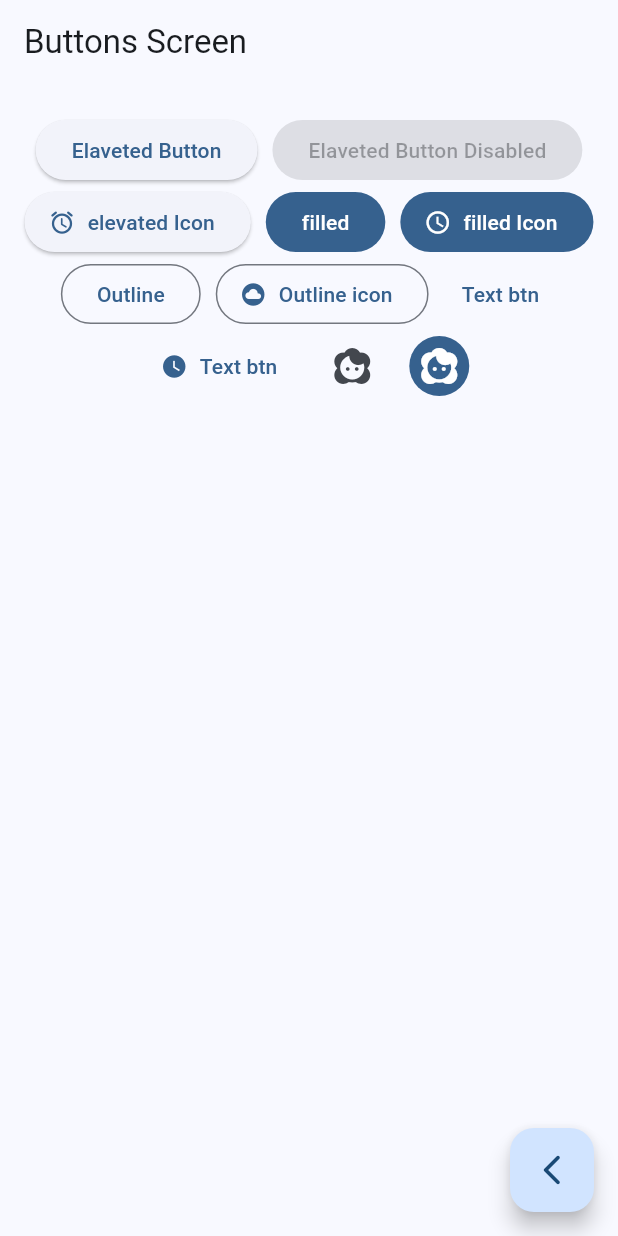
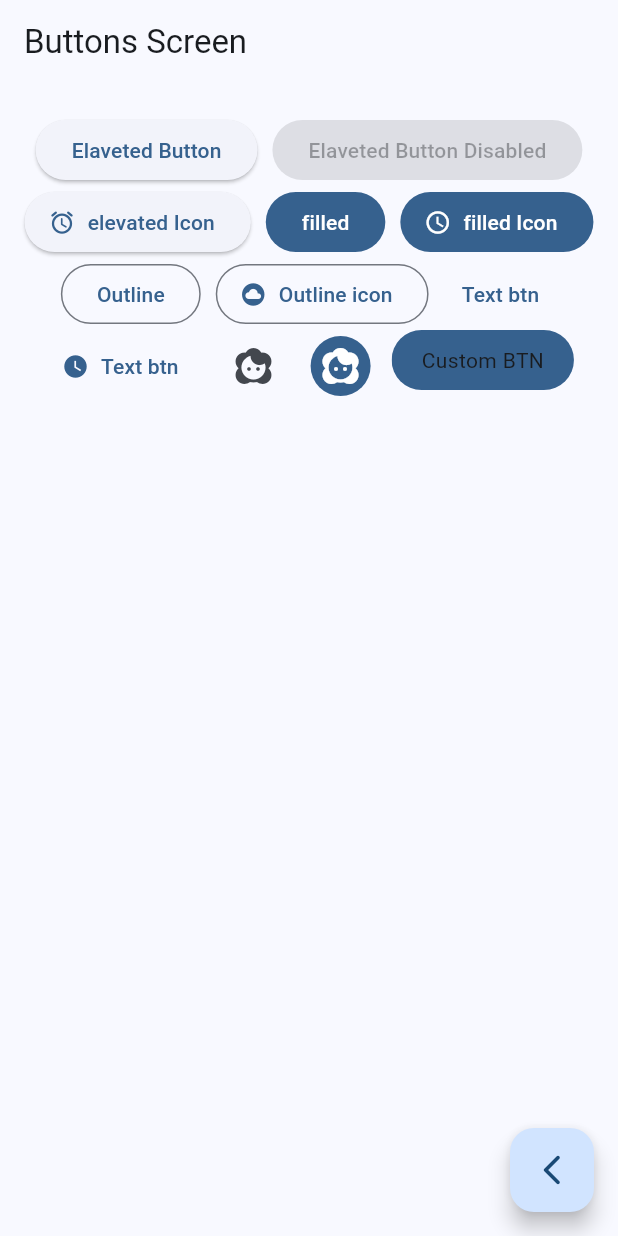
Before and after one commit to rabindranathfv/widget_app, a Flutter app: the ButtonsScreen screen opened by its route, on a phone screen of 412 x 824 dp. Run offline on Flutter 3.47's test engine with Material 3 defaults, Android fonts, the phone set to English and light mode, and no system bars; our stand-ins replace go_router.

Commit message:
implements custom button and screen for check many btns

```diff
--- a/lib/presentation/screens/buttons/buttons_screnn.dart
+++ b/lib/presentation/screens/buttons/buttons_screnn.dart
@@ -77,10 +77,35 @@
               style: ButtonStyle(
                   backgroundColor: WidgetStatePropertyAll(colors.primary),
                   iconColor: const WidgetStatePropertyAll(Colors.white)),
-            )
+            ),
+
+            // TODO: Custom Btn
+            const CustomButton(),
           ],
         ),
       ),
     );
   }
 }
+
+class CustomButton extends StatelessWidget {
+  const CustomButton({super.key});
+
+  @override
+  Widget build(BuildContext context) {
+    final colors = Theme.of(context).colorScheme;
+    return ClipRRect(
+      borderRadius: BorderRadius.circular(20),
+      child: Material(
+        color: colors.primary,
+        child: InkWell(
+          onTap: () {},
+          child: const Padding(
+            padding: EdgeInsets.symmetric(horizontal: 20, vertical: 10),
+            child: Text('Custom BTN'),
+          ),
+        ),
+      ),
+    );
+  }
+}
```
